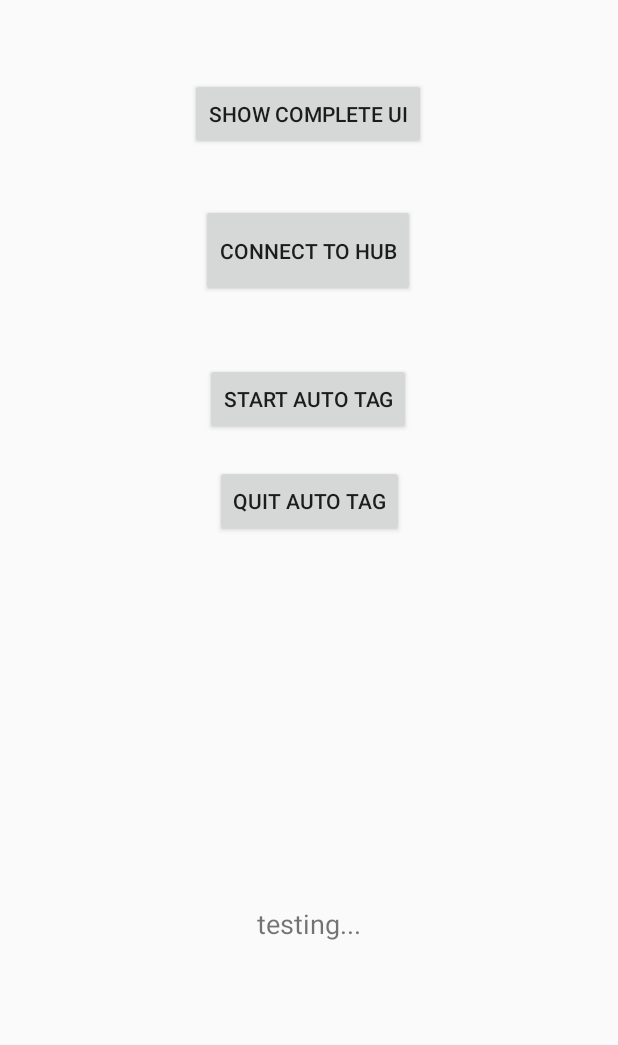
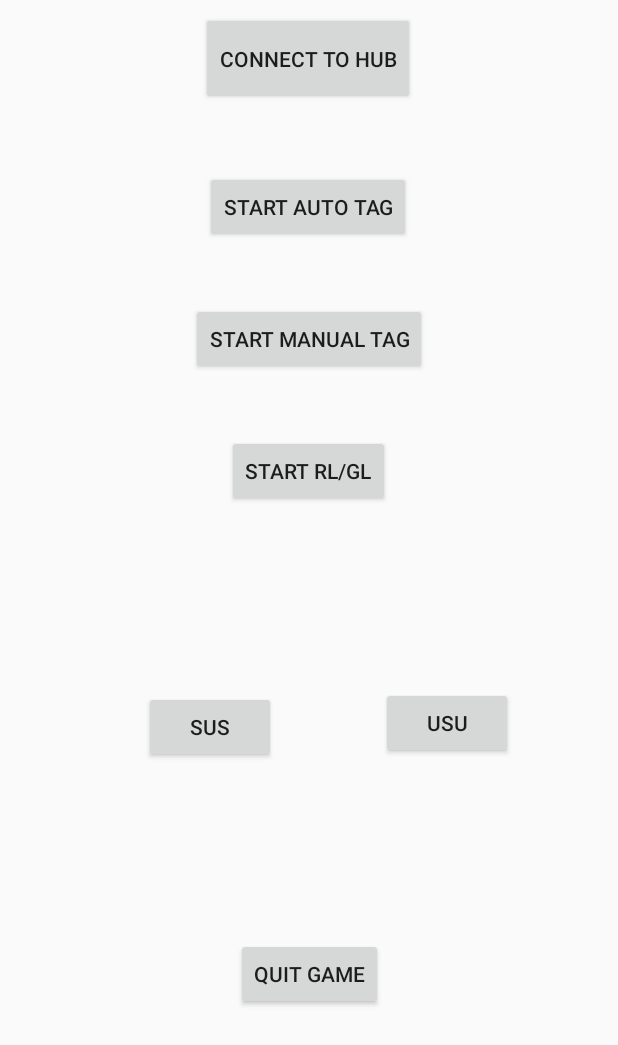
Before and after one commit to nopejpg/BetterGameOfTag, an Android app: the layout activity_scan.xml on its own in the app's theme, with its tools: preview values and no code run, on a phone screen of 412 x 824 dp. Shown: the top 1045 px of the screen. Run offline under Robolectric (Android 15) with nearby library versions, the phone set to English and light mode, and no system bars.

Commit message:
testing app for all ble commands

```diff
--- a/mobileApp/BGOT_mobile/app/src/main/res/layout/activity_scan.xml
+++ b/mobileApp/BGOT_mobile/app/src/main/res/layout/activity_scan.xml
@@ -7,36 +7,20 @@
     android:orientation="vertical">
 
     <Button
-        android:id="@+id/advertiseSkipButton"
+        android:id="@+id/connectButton"
         android:layout_width="wrap_content"
-        android:layout_height="wrap_content"
-        android:layout_alignParentStart="true"
-        android:layout_alignParentTop="true"
+        android:layout_height="62dp"
         android:layout_marginEnd="8dp"
         android:layout_marginStart="8dp"
-        android:layout_marginTop="52dp"
-        android:text="Show Complete UI"
-        android:textAlignment="center"
+        android:layout_marginTop="8dp"
+        android:text="Connect to Hub"
         app:layout_constraintEnd_toEndOf="parent"
         app:layout_constraintHorizontal_bias="0.498"
         app:layout_constraintStart_toStartOf="parent"
         app:layout_constraintTop_toTopOf="parent" />
 
     <Button
-        android:id="@+id/connectButton"
-        android:layout_width="wrap_content"
-        android:layout_height="62dp"
-        android:layout_marginEnd="8dp"
-        android:layout_marginStart="8dp"
-        android:layout_marginTop="36dp"
-        android:text="Connect to Hub"
-        app:layout_constraintEnd_toEndOf="parent"
-        app:layout_constraintHorizontal_bias="0.498"
-        app:layout_constraintStart_toStartOf="parent"
-        app:layout_constraintTop_toBottomOf="@+id/advertiseSkipButton" />
-
-    <Button
-        android:id="@+id/testConnectionButton"
+        android:id="@+id/testAutoTag"
         android:layout_width="wrap_content"
         android:layout_height="wrap_content"
         android:layout_marginEnd="8dp"
@@ -49,32 +33,70 @@
         app:layout_constraintTop_toBottomOf="@+id/connectButton" />
 
     <Button
-        android:id="@+id/testConnectionButton2"
+        android:id="@+id/testQuitGame"
+        android:layout_width="wrap_content"
+        android:layout_height="wrap_content"
+        android:layout_marginBottom="8dp"
+        android:layout_marginEnd="8dp"
+        android:layout_marginStart="8dp"
+        android:layout_marginTop="144dp"
+        android:text="Quit Game"
+        app:layout_constraintBottom_toBottomOf="parent"
+        app:layout_constraintEnd_toEndOf="parent"
+        app:layout_constraintStart_toStartOf="parent"
+        app:layout_constraintTop_toBottomOf="@+id/testRLGL" />
+
+    <Button
+        android:id="@+id/testManTag"
         android:layout_width="wrap_content"
         android:layout_height="wrap_content"
         android:layout_marginEnd="8dp"
         android:layout_marginStart="8dp"
-        android:layout_marginTop="20dp"
-        android:text="Quit Auto Tag"
+        android:layout_marginTop="40dp"
+        android:text="Start Manual Tag"
         app:layout_constraintEnd_toEndOf="parent"
         app:layout_constraintStart_toStartOf="parent"
-        app:layout_constraintTop_toBottomOf="@+id/testConnectionButton" />
+        app:layout_constraintTop_toBottomOf="@+id/testAutoTag" />
 
-    <TextView
-        android:id="@+id/testOutputText"
+    <Button
+        android:id="@+id/testRLGL"
         android:layout_width="wrap_content"
         android:layout_height="wrap_content"
-        android:layout_marginBottom="72dp"
+        android:layout_marginEnd="8dp"
+        android:layout_marginStart="8dp"
+        android:layout_marginTop="40dp"
+        android:text="Start RL/GL"
+        app:layout_constraintEnd_toEndOf="parent"
+        app:layout_constraintHorizontal_bias="0.498"
+        app:layout_constraintStart_toStartOf="parent"
+        app:layout_constraintTop_toBottomOf="@+id/testManTag" />
+
+    <Button
+        android:id="@+id/testManTagSUS"
+        android:layout_width="wrap_content"
+        android:layout_height="wrap_content"
+        android:layout_marginBottom="8dp"
+        android:layout_marginStart="96dp"
+        android:layout_marginTop="12dp"
+        android:text="SUS"
+        app:layout_constraintBottom_toTopOf="@+id/testQuitGame"
+        app:layout_constraintStart_toStartOf="parent"
+        app:layout_constraintTop_toBottomOf="@+id/testRLGL"
+        app:layout_constraintVertical_bias="0.506" />
+
+    <Button
+        android:id="@+id/testManTagUSU"
+        android:layout_width="wrap_content"
+        android:layout_height="wrap_content"
+        android:layout_marginBottom="8dp"
         android:layout_marginEnd="8dp"
         android:layout_marginStart="8dp"
         android:layout_marginTop="8dp"
-        android:text="testing..."
-        android:textSize="18sp"
-        app:layout_constraintBottom_toBottomOf="parent"
+        android:text="USU"
+        app:layout_constraintBottom_toTopOf="@+id/testQuitGame"
         app:layout_constraintEnd_toEndOf="parent"
-        app:layout_constraintStart_toStartOf="parent"
-        app:layout_constraintTop_toBottomOf="@+id/testConnectionButton2"
-        app:layout_constraintVertical_bias="0.657" />
+        app:layout_constraintStart_toEndOf="@+id/testManTagSUS"
+        app:layout_constraintTop_toBottomOf="@+id/testRLGL" />
 
 
 </android.support.constraint.ConstraintLayout>
```
Also changed, not shown: mobileApp/BGOT_mobile/app/src/main/java/com/bgot/marccelestini/bgot_mobile/ScanActivity.java (+59 -24 lines), 29 other files.
